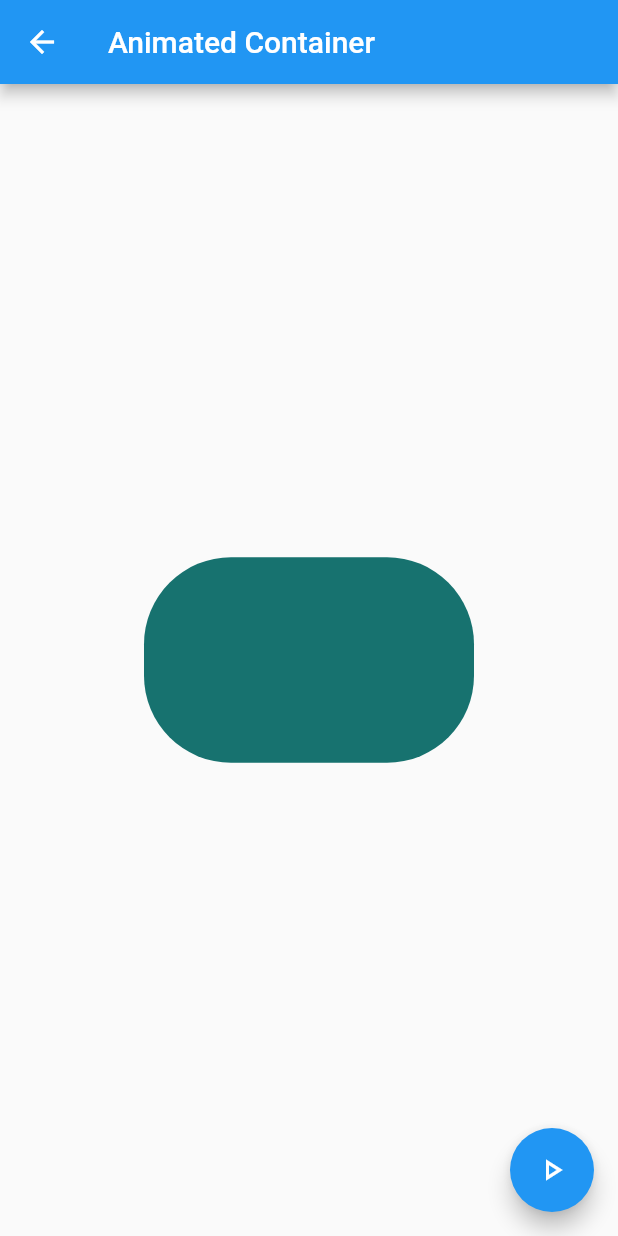
After one commit to lafayetes/ComponentesAPP-Flutter, a Flutter app: the AnimatedContainerPage screen opened by its route, after a tap on the "play arrow" icon, on a phone screen of 412 x 824 dp. The commit adds this screen. Run offline on Flutter 3.47's test engine with Material 2 defaults, Android fonts, the phone set to English and light mode, and no system bars.

Commit message:
Agregada una nueva page con un container que se puede cambiar de forma cada que se apreta un boton y este cambia de forma animada

```diff
--- a/data/menu_opts.json
+++ b/data/menu_opts.json
@@ -15,6 +15,11 @@
             "ruta" : "card",
             "icon" : "folder_open",
             "texto": "Cards - Tarjetas"
+        },
+        {
+            "ruta" : "animatedContainer",
+            "icon" : "donut_large",
+            "texto": "Animated Container"
         }
     ]
 }
--- /dev/null
+++ b/lib/src/pages/animated_container.dart
@@ -0,0 +1,56 @@
+import 'package:flutter/material.dart';
+
+import 'dart:math';
+
+class AnimatedContainerPage extends StatefulWidget {
+  @override
+  _AnimatedContainerPageState createState() => _AnimatedContainerPageState();
+}
+
+class _AnimatedContainerPageState extends State<AnimatedContainerPage> {
+  double _width = 50.0;
+  double _height = 50.0;
+  Color _color = Colors.green;
+
+  BorderRadiusGeometry _borderRadius = BorderRadius.circular(9.0);
+
+  @override
+  Widget build(BuildContext context) {
+    return Scaffold(
+      appBar: AppBar(
+        title: Text('Animated Container'),
+      ),
+      body: Center(
+        child: AnimatedContainer(
+          curve: Curves.fastOutSlowIn,
+          duration: Duration(milliseconds: 500),
+          width: _width,
+          height: _height,
+          decoration: BoxDecoration(
+            borderRadius: _borderRadius,
+            color: _color,
+          ),
+        ),
+      ),
+      floatingActionButton: FloatingActionButton(
+        child: Icon(Icons.play_arrow_outlined),
+        onPressed: _cambiarForma,
+      ),
+    );
+  }
+
+  void _cambiarForma() {
+    final random = Random();
+    setState(() {
+      _width = random.nextInt(300).toDouble();
+      _height = random.nextInt(300).toDouble();
+      _color = Color.fromRGBO(
+        random.nextInt(255),
+        random.nextInt(255),
+        random.nextInt(255),
+        1,
+      );
+      _borderRadius = BorderRadius.circular(random.nextInt(100).toDouble());
+    });
+  }
+}
--- a/lib/src/routes/routes.dart
+++ b/lib/src/routes/routes.dart
@@ -4,6 +4,7 @@ import 'package:componentes_flutter/src/pages/home_page.dart';
 import 'package:componentes_flutter/src/pages/alert_page.dart';
 import 'package:componentes_flutter/src/pages/avatar_page.dart';
 import 'package:componentes_flutter/src/pages/card_page.dart';
+import 'package:componentes_flutter/src/pages/animated_container.dart';
 
 Map<String, WidgetBuilder> getApplicationRoutes() {
   return <String, WidgetBuilder>{
@@ -11,5 +12,6 @@ Map<String, WidgetBuilder> getApplicationRoutes() {
     '/alert': (context) => AlertPage(),
     '/avatar': (context) => AvatarPage(),
     '/card': (context) => CardPage(),
+    '/animatedContainer': (context) => AnimatedContainerPage(),
   };
 }
--- a/lib/src/utils/icons_string_util.dart
+++ b/lib/src/utils/icons_string_util.dart
@@ -4,6 +4,7 @@ final _icons = <String, IconData>{
   'add_alert': Icons.add_alert,
   'folder_open': Icons.folder_open,
   'accessibility': Icons.accessibility,
+  'donut_large': Icons.donut_large,
 };
 
 Icon getIcon(String iconName) {
```
Also changed, not shown: lib/src/pages/avatar_page.dart (+20 -0 lines).
